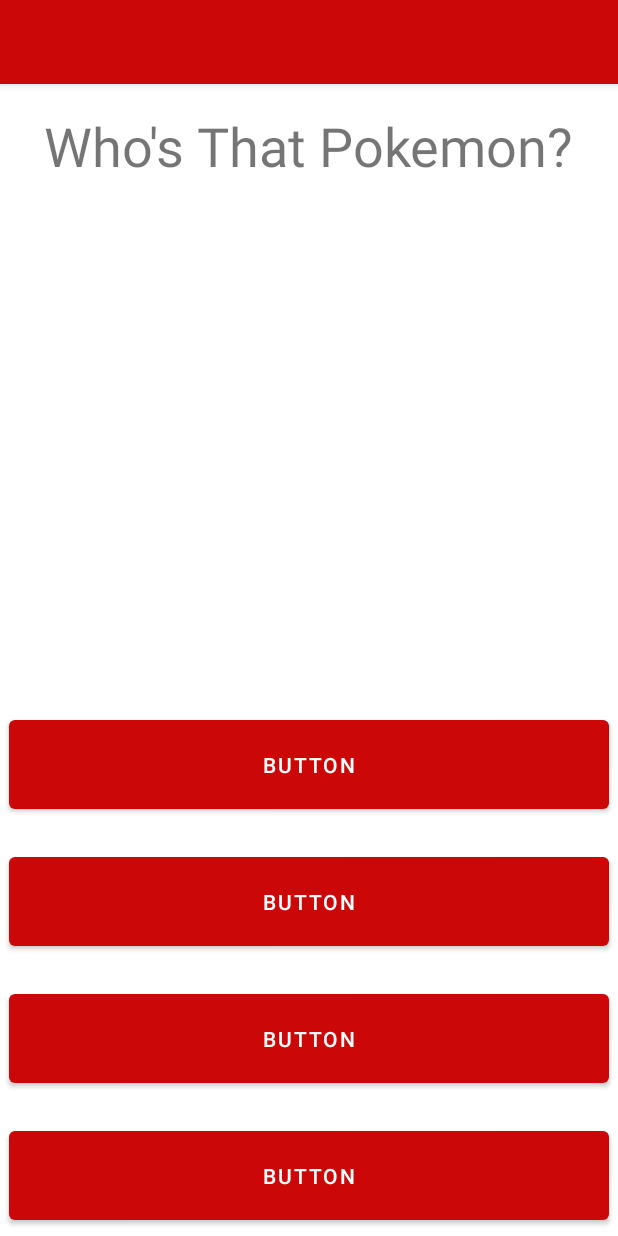
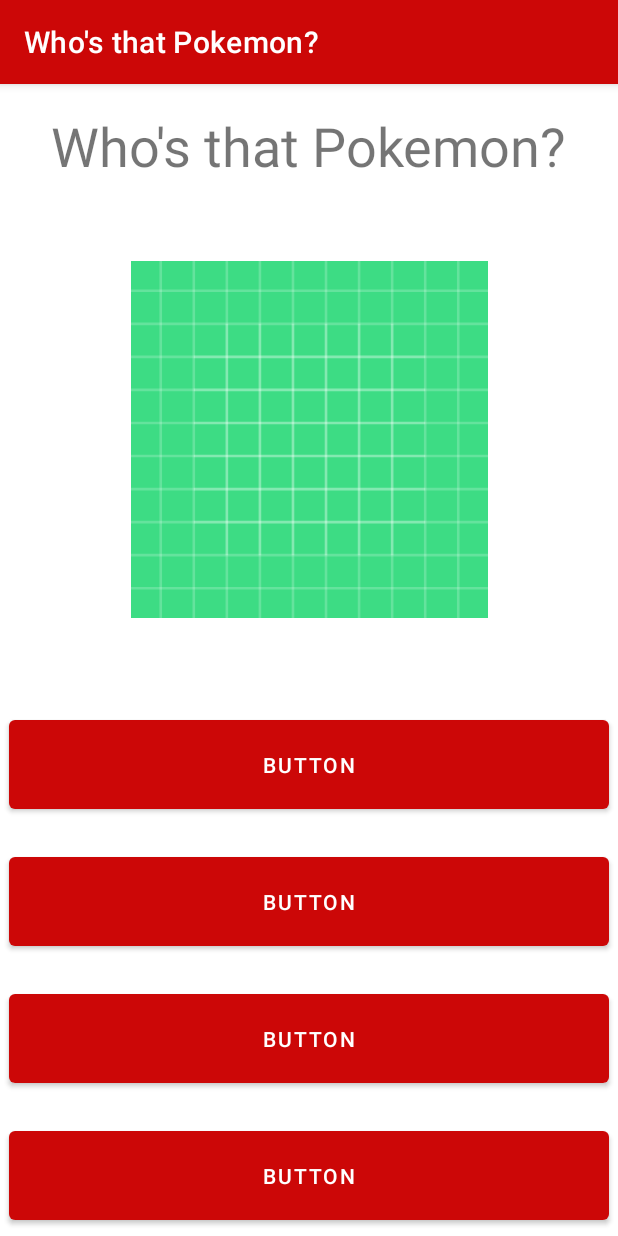
Before and after one commit to adrianTJenkins/Pokemon-Guessing-Game, an Android app: the screen it shows after launch (MainActivity), on a phone screen of 412 x 824 dp. Run offline under Robolectric (Android 15) with nearby library versions, the phone set to English and light mode, and no system bars; our stand-ins replace data binding.

```diff
--- a/app/build.gradle
+++ b/app/build.gradle
@@ -22,6 +22,9 @@ android {
             proguardFiles getDefaultProguardFile('proguard-android-optimize.txt'), 'proguard-rules.pro'
         }
     }
+    buildFeatures{
+        dataBinding true
+    }
     compileOptions {
         sourceCompatibility JavaVersion.VERSION_1_8
         targetCompatibility JavaVersion.VERSION_1_8
--- a/app/src/main/AndroidManifest.xml
+++ b/app/src/main/AndroidManifest.xml
@@ -9,6 +9,7 @@
         android:roundIcon="@mipmap/ic_launcher_round"
         android:supportsRtl="true"
         android:theme="@style/Theme.WhosThatPokemonApp">
+        android:usesCleartextTraffic="true"
         <activity android:name=".MainActivity">
             <intent-filter>
                 <action android:name="android.intent.action.MAIN" />
--- a/app/src/main/java/com/example/whosthatpokemonapp/MainActivity.java
+++ b/app/src/main/java/com/example/whosthatpokemonapp/MainActivity.java
@@ -1,14 +1,31 @@
 package com.example.whosthatpokemonapp;
 
 import androidx.appcompat.app.AppCompatActivity;
+import androidx.databinding.DataBindingUtil;
 
 import android.os.Bundle;
+import android.util.Log;
+import android.view.View;
 
-public class MainActivity extends AppCompatActivity {
+import com.example.whosthatpokemonapp.databinding.ActivityMainBinding;
+
+public class MainActivity extends AppCompatActivity implements View.OnClickListener {
+
+    private ActivityMainBinding binding;
 
     @Override
     protected void onCreate(Bundle savedInstanceState) {
         super.onCreate(savedInstanceState);
-        setContentView(R.layout.activity_main);
+        binding = DataBindingUtil.setContentView(this, R.layout.activity_main);
+        binding.optionOne.setOnClickListener(this);
+        binding.optionTwo.setOnClickListener(this);
+        binding.optionThree.setOnClickListener(this);
+        binding.optionFour.setOnClickListener(this);
+
+    }
+
+    @Override
+    public void onClick(View v) {
+        Log.d("STATE", "Hello");
     }
 }
--- a/app/src/main/res/layout/activity_main.xml
+++ b/app/src/main/res/layout/activity_main.xml
@@ -1,4 +1,5 @@
 <?xml version="1.0" encoding="utf-8"?>
+<layout>
     <androidx.constraintlayout.widget.ConstraintLayout xmlns:android="http://schemas.android.com/apk/res/android"
         xmlns:app="http://schemas.android.com/apk/res-auto"
         xmlns:tools="http://schemas.android.com/tools"
@@ -28,7 +29,8 @@
             app:layout_constraintEnd_toEndOf="parent"
             app:layout_constraintStart_toStartOf="parent"
             app:layout_constraintTop_toBottomOf="@+id/appHeader"
-        tools:srcCompat="@tools:sample/backgrounds/scenic" />
+            android:src="@drawable/ic_launcher_background"
+            android:contentDescription="@string/img_Description" />
 
         <LinearLayout
             android:id="@+id/optionsLayout"
@@ -78,3 +80,4 @@
         </LinearLayout>
 
     </androidx.constraintlayout.widget.ConstraintLayout>
+</layout>
--- a/app/src/main/res/values/strings.xml
+++ b/app/src/main/res/values/strings.xml
@@ -1,4 +1,5 @@
 <resources>
-    <string name="app_name"></string>
-    <string name="app_header">Who\'s That Pokemon?</string>
+    <string name="app_name">Who\'s that Pokemon?</string>
+    <string name="app_header">Who\'s that Pokemon?</string>
+    <string name="img_Description">Who\'s that Pokemon?</string>
 </resources>
```
Also changed, not shown: app/src/main/java/com/example/whosthatpokemonapp/Pokemon.java (added, +13 -0 lines). Lines whose indentation alone changed are shown as unchanged.
